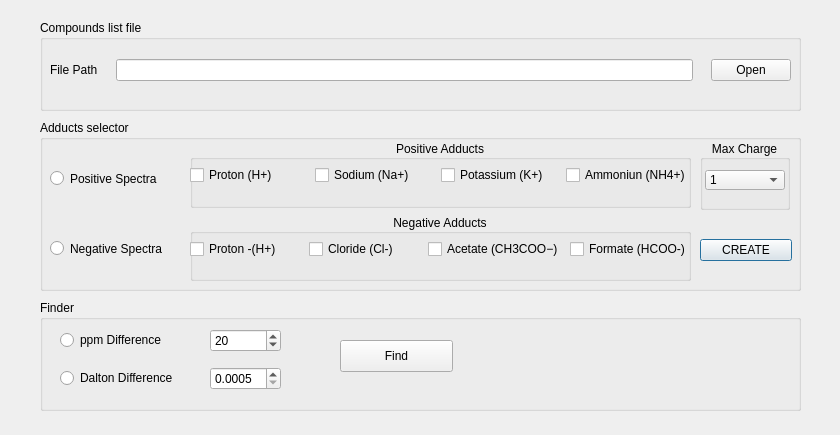
The window that Dialog_ListFinder.ui (danielefil/MCircus_GUI) describes before a commit, drawn with Qt 5.
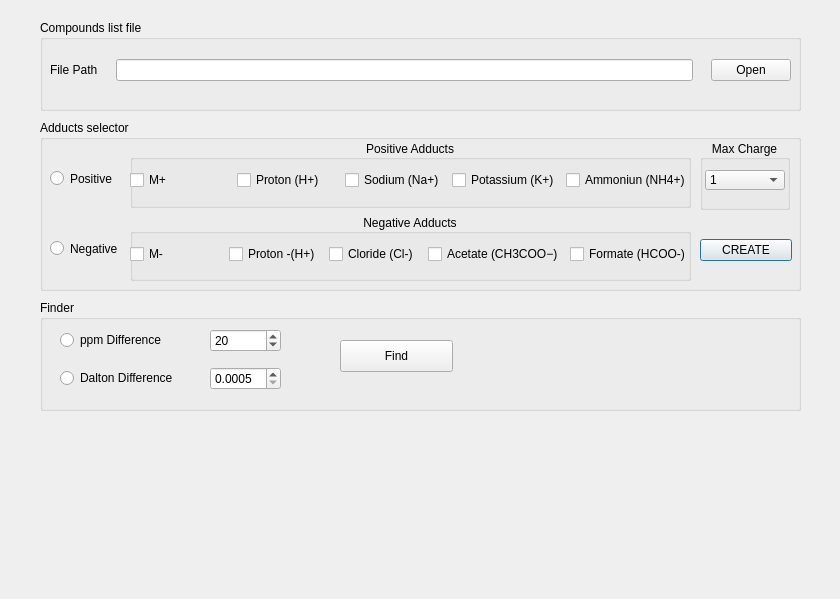
The same window after the commit.

```diff
--- a/Dialog_ListFinder.ui
+++ b/Dialog_ListFinder.ui
@@ -7,7 +7,7 @@
     <x>0</x>
     <y>0</y>
     <width>840</width>
-    <height>435</height>
+    <height>599</height>
    </rect>
   </property>
   <property name="windowTitle">
@@ -35,7 +35,7 @@
      </rect>
     </property>
     <property name="text">
-     <string>Positive Spectra</string>
+     <string>Positive</string>
     </property>
    </widget>
    <widget class="QRadioButton" name="Negative_RBtn">
@@ -54,15 +54,15 @@
      <bool>false</bool>
     </property>
     <property name="text">
-     <string>Negative Spectra</string>
+     <string>Negative</string>
     </property>
    </widget>
    <widget class="QWidget" name="verticalLayoutWidget_2">
     <property name="geometry">
      <rect>
-      <x>150</x>
+      <x>90</x>
       <y>20</y>
-      <width>501</width>
+      <width>561</width>
       <height>141</height>
      </rect>
     </property>
@@ -83,39 +83,46 @@
          <rect>
           <x>0</x>
           <y>20</y>
-          <width>501</width>
-          <height>31</height>
+          <width>561</width>
+          <height>41</height>
          </rect>
         </property>
-        <layout class="QHBoxLayout" name="horizontalLayout">
-         <item>
-          <widget class="QCheckBox" name="cBProtone">
-           <property name="text">
-            <string>Proton (H+)</string>
-           </property>
-          </widget>
-         </item>
-         <item>
-          <widget class="QCheckBox" name="cBSodio">
-           <property name="text">
-            <string>Sodium (Na+)</string>
-           </property>
-          </widget>
-         </item>
-         <item>
-          <widget class="QCheckBox" name="cBPotassio">
+        <layout class="QGridLayout" name="gridLayout_2">
+         <item row="0" column="3">
+          <widget class="QCheckBox" name="Potassium_cBtn">
            <property name="text">
             <string>Potassium (K+)</string>
            </property>
           </widget>
          </item>
-         <item>
-          <widget class="QCheckBox" name="cBAmmonio">
+         <item row="0" column="4">
+          <widget class="QCheckBox" name="Ammonium_cBtn">
            <property name="text">
             <string>Ammoniun (NH4+)</string>
            </property>
           </widget>
          </item>
+         <item row="0" column="0">
+          <widget class="QCheckBox" name="Mpos_cBtn">
+           <property name="text">
+            <string>M+</string>
+           </property>
+          </widget>
+         </item>
+         <item row="0" column="1">
+          <widget class="QCheckBox" name="Proton_cBtn">
+           <property name="text">
+            <string>Proton (H+)</string>
+           </property>
+          </widget>
+         </item>
+         <item row="0" column="2">
+          <widget class="QCheckBox" name="Sodium_cBtn">
+           <property name="text">
+            <string>Sodium (Na+)</string>
+           </property>
+          </widget>
+         </item>
         </layout>
        </widget>
       </widget>
@@ -142,33 +149,43 @@
          <rect>
           <x>0</x>
           <y>20</y>
-          <width>501</width>
-          <height>31</height>
+          <width>561</width>
+          <height>41</height>
          </rect>
         </property>
-        <layout class="QHBoxLayout" name="horizontalLayout_2">
-         <item>
-          <widget class="QCheckBox" name="cBProtone_neg">
+        <layout class="QGridLayout" name="gridLayout_4" columnstretch="0,0,0,0,0">
+         <property name="sizeConstraint">
+          <enum>QLayout::SetMinimumSize</enum>
+         </property>
+         <item row="0" column="0">
+          <widget class="QCheckBox" name="Mneg_cBtn">
+           <property name="text">
+            <string>M-</string>
+           </property>
+          </widget>
+         </item>
+         <item row="0" column="3">
+          <widget class="QCheckBox" name="A">
+           <property name="text">
+            <string>Acetate (CH3COO−)</string>
+           </property>
+          </widget>
+         </item>
+         <item row="0" column="1">
+          <widget class="QCheckBox" name="DeProton_cBtn">
            <property name="text">
             <string>Proton -(H+)</string>
            </property>
           </widget>
          </item>
-         <item>
-          <widget class="QCheckBox" name="cBCloro">
+         <item row="0" column="2">
+          <widget class="QCheckBox" name="Cloride_cBtn">
            <property name="text">
             <string>Cloride (Cl-)</string>
            </property>
           </widget>
          </item>
-         <item>
-          <widget class="QCheckBox" name="cBAcetato">
-           <property name="text">
-            <string>Acetate (CH3COO−)</string>
-           </property>
-          </widget>
-         </item>
-         <item>
+         <item row="0" column="4">
           <widget class="QCheckBox" name="cBFormiato">
            <property name="text">
             <string>Formate (HCOO-)</string>
```
Left out of the diff: 8 changed lines with no effect on the pictures.
